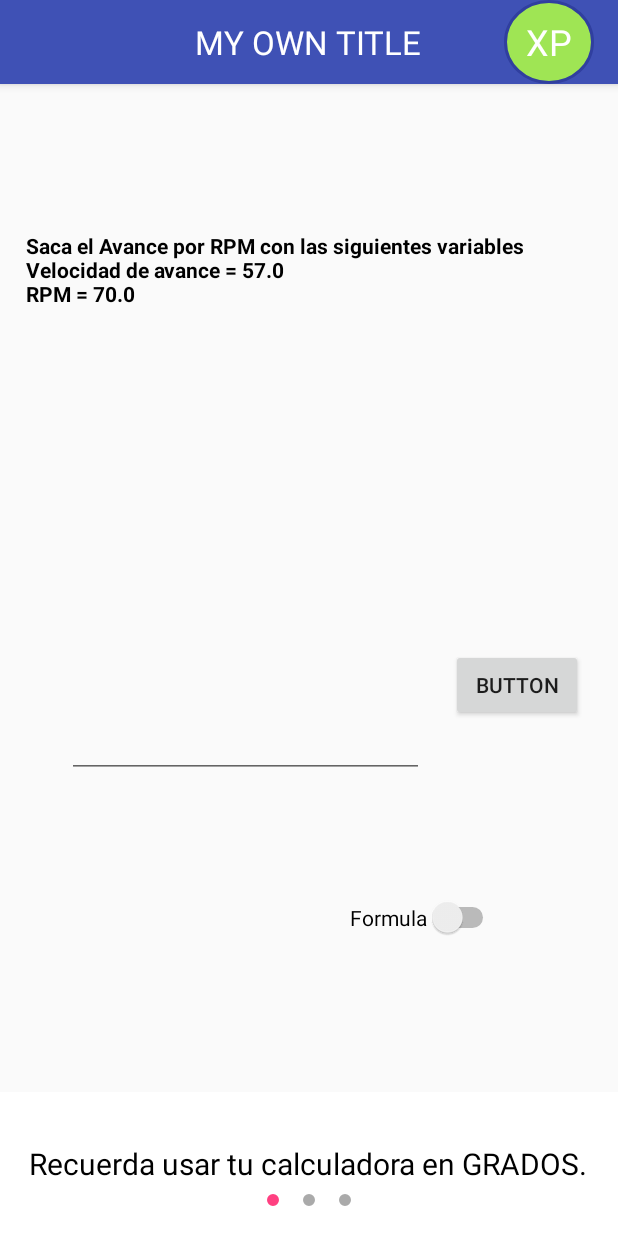
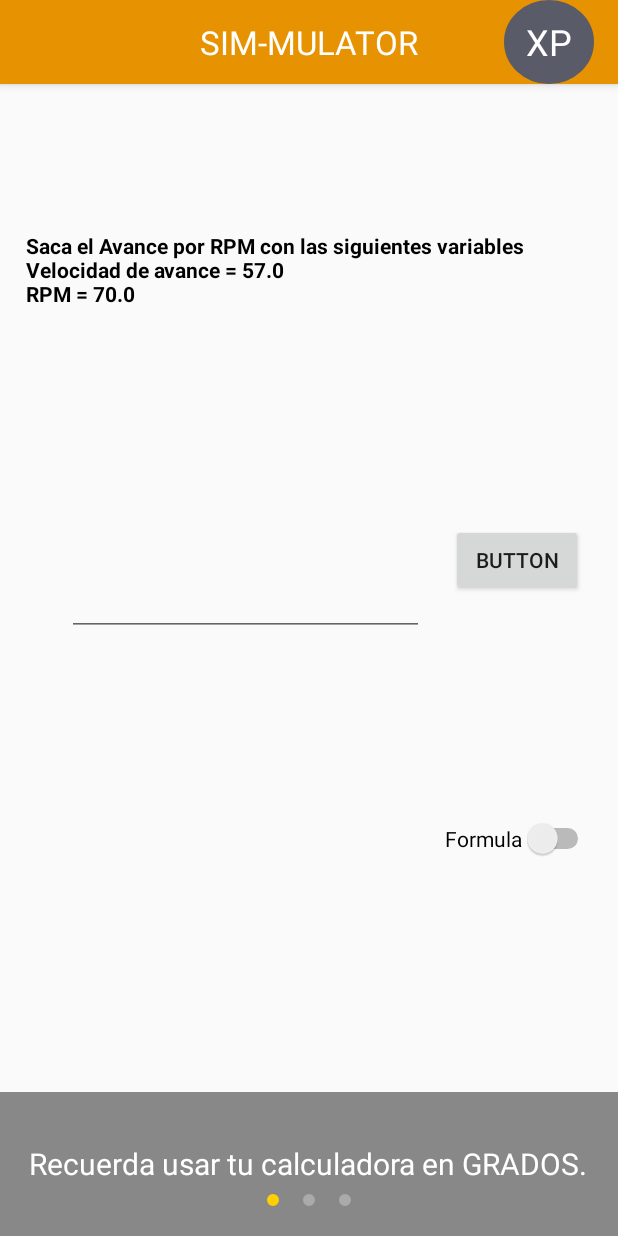
Before and after one commit to rbngza/ConexionTec, an Android app: the screen it shows after launch (MainActivity), after a tap on "Quick exam", on a phone screen of 412 x 824 dp. Run offline under Robolectric (Android 15) with nearby library versions, the phone set to English and light mode, and no system bars.

Commit message:
Changed database, added new functions to Operations, changed colors, moved some of the layouts.

```diff
--- a/app/src/main/java/itesm/mx/conexiontec/EventDBHelper.java
+++ b/app/src/main/java/itesm/mx/conexiontec/EventDBHelper.java
@@ -7,7 +7,7 @@ import android.util.Log;
 
 public class EventDBHelper extends SQLiteOpenHelper {
     private static final String DATABASE_NAME = "EventDB.db";
-    private static final int DATABASE_VERSION = 1;
+    private static final int DATABASE_VERSION = 2;
 
     public EventDBHelper(Context context) {
         //Create database
@@ -23,8 +23,7 @@ public class EventDBHelper extends SQLiteOpenHelper {
                 DataBaseSchema.EventTable.COLUMN_NAME_TIPO + " TEXT," +
                 DataBaseSchema.EventTable.COLUMN_NAME_PREGUNTAS + " INTEGER," +
                 DataBaseSchema.EventTable.COLUMN_NAME_CORRECTAS + " INTEGER," +
-                DataBaseSchema.EventTable.COLUMN_NAME_INCORRECTAS + " INTEGER," +
-                DataBaseSchema.EventTable.COLUMN_NAME_LASTEXAM + " BOOLEAN" +
+                DataBaseSchema.EventTable.COLUMN_NAME_INCORRECTAS + " INTEGER" +
                 ")";
         Log.i("Eventhelper onCreate", CREATE_EVENTS_TABLE);
         db.execSQL(CREATE_EVENTS_TABLE);
--- a/app/src/main/java/itesm/mx/conexiontec/MainActivity.java
+++ b/app/src/main/java/itesm/mx/conexiontec/MainActivity.java
@@ -35,9 +35,9 @@ public class MainActivity extends AppCompatActivity {
         viewPager=(ViewPager)findViewById(R.id.viewPager);
         indicator=(TabLayout)findViewById(R.id.indicator);
         color = new ArrayList<>();
-        color.add(Color.WHITE);
-        color.add(Color.WHITE);
-        color.add(Color.WHITE);
+        color.add(Color.GRAY);
+        color.add(Color.GRAY);
+        color.add(Color.GRAY);
 
         colorName = new ArrayList<>();
         colorName.add("Recuerda usar tu calculadora en GRADOS.");
@@ -62,7 +62,7 @@ public class MainActivity extends AppCompatActivity {
 
         View mCustomView = mInflater.inflate(R.layout.custom_actionbar, null);
         TextView mTitleTextView = (TextView) mCustomView.findViewById(R.id.title_text);
-        mTitleTextView.setText("My Own Title");
+        mTitleTextView.setText("SIM-MULATOR");
 
         mActionBar.setCustomView(mCustomView);
         mActionBar.setDisplayShowCustomEnabled(true);
--- a/app/src/main/res/drawable/circle.xml
+++ b/app/src/main/res/drawable/circle.xml
@@ -1,7 +1,7 @@
 <shape xmlns:android="http://schemas.android.com/apk/res/android"
     android:shape="oval">
 
-    <solid android:color="#9FE554" />
+    <solid android:color="@color/colorPrimaryDark" />
 
     <size
         android:height="60dp"
--- a/app/src/main/res/drawable/layout_bg.xml
+++ b/app/src/main/res/drawable/layout_bg.xml
@@ -1,6 +1,6 @@
 <?xml version="1.0" encoding="UTF-8"?>
 <shape xmlns:android="http://schemas.android.com/apk/res/android">
-    <solid android:color="#00b7ff"/>
+    <solid android:color="@color/colorAccent"/>
     <stroke android:width="3dp" android:color="#B1BCBE" />
     <corners android:radius="10dp"/>
     <padding android:left="0dp" android:top="0dp" android:right="0dp" android:bottom="0dp" />
--- a/app/src/main/res/layout/fragment_quick_exam.xml
+++ b/app/src/main/res/layout/fragment_quick_exam.xml
@@ -29,29 +29,27 @@
         android:layout_width="wrap_content"
         android:layout_height="wrap_content"
         android:layout_marginBottom="62dp"
-        android:layout_marginEnd="31dp"
-        android:layout_marginStart="47dp"
-        android:layout_marginTop="38dp"
+        android:layout_marginEnd="16dp"
+        android:layout_marginTop="16dp"
         android:text="Formula"
         app:layout_constraintBottom_toBottomOf="parent"
         app:layout_constraintEnd_toEndOf="parent"
-        app:layout_constraintStart_toEndOf="@+id/text_help"
         app:layout_constraintTop_toBottomOf="@+id/nextquestion" />
 
     <EditText
         android:id="@+id/respuesta"
         android:layout_width="238dp"
-        android:layout_height="wrap_content"
-        android:layout_marginBottom="38dp"
+        android:layout_height="46dp"
+        android:layout_marginBottom="16dp"
         android:layout_marginEnd="5dp"
         android:layout_marginStart="37dp"
-        android:layout_marginTop="218dp"
+        android:layout_marginTop="200dp"
         android:ems="10"
         android:inputType="number"
         app:layout_constraintBottom_toTopOf="@+id/text_help"
         app:layout_constraintEnd_toStartOf="@+id/nextquestion"
         app:layout_constraintStart_toStartOf="parent"
-        app:layout_constraintTop_toBottomOf="@+id/pregunta" />
+        app:layout_constraintTop_toTopOf="parent" />
 
     <Button
         android:id="@+id/nextquestion"
@@ -60,7 +58,7 @@
         android:layout_marginBottom="38dp"
         android:layout_marginEnd="16dp"
         android:layout_marginStart="5dp"
-        android:layout_marginTop="336dp"
+        android:layout_marginTop="200dp"
         android:text="Button"
         app:layout_constraintBottom_toTopOf="@+id/switchrespuesta"
         app:layout_constraintEnd_toEndOf="parent"
@@ -71,7 +69,7 @@
         android:id="@+id/text_help"
         android:layout_width="wrap_content"
         android:layout_height="wrap_content"
-        android:layout_marginBottom="43dp"
+        android:layout_marginBottom="16dp"
         android:layout_marginEnd="8dp"
         android:layout_marginStart="24dp"
         android:layout_marginTop="8dp"
@@ -81,8 +79,8 @@
         android:textStyle="bold"
         android:visibility="invisible"
         app:layout_constraintBottom_toBottomOf="parent"
-        app:layout_constraintEnd_toStartOf="@+id/switchrespuesta"
-        app:layout_constraintHorizontal_bias="0.0"
+        app:layout_constraintEnd_toEndOf="parent"
+        app:layout_constraintHorizontal_bias="0.131"
         app:layout_constraintStart_toStartOf="parent"
         app:layout_constraintTop_toBottomOf="@+id/respuesta"
         app:layout_constraintVertical_bias="1.0" />
--- a/app/src/main/res/layout/item_slider.xml
+++ b/app/src/main/res/layout/item_slider.xml
@@ -10,7 +10,7 @@
         android:id="@+id/textView"
         android:layout_width="wrap_content"
         android:layout_height="wrap_content"
-        android:textColor="@android:color/black"
+        android:textColor="@android:color/white"
         android:textSize="20sp" />
 
 </LinearLayout>
--- a/app/src/main/res/values/colors.xml
+++ b/app/src/main/res/values/colors.xml
@@ -1,8 +1,8 @@
 <?xml version="1.0" encoding="utf-8"?>
 <resources>
-    <color name="colorPrimary">#3F51B5</color>
-    <color name="colorPrimaryDark">#303F9F</color>
-    <color name="colorAccent">#FF4081</color>
-    <color name="green">#53cc46</color>
+    <color name="colorPrimary">#e79200</color>
+    <color name="colorPrimaryDark">#595b69</color>
+    <color name="colorAccent">#ffd000</color>
+    <color name="green">#9dae40</color>
     <color name="black">#000000</color>
 </resources>
```
Also changed, not shown: app/src/main/java/itesm/mx/conexiontec/EventOperations.java (+62 -4 lines), app/src/main/java/itesm/mx/conexiontec/ExperienceFragment.java (added, +37 -0 lines), app/src/main/java/itesm/mx/conexiontec/Historial.java (+1 -6 lines), app/src/main/java/itesm/mx/conexiontec/QuickExamFragment.java (+25 -4 lines), app/src/main/res/layout/fragment_experience.xml (added, +111 -0 lines).
